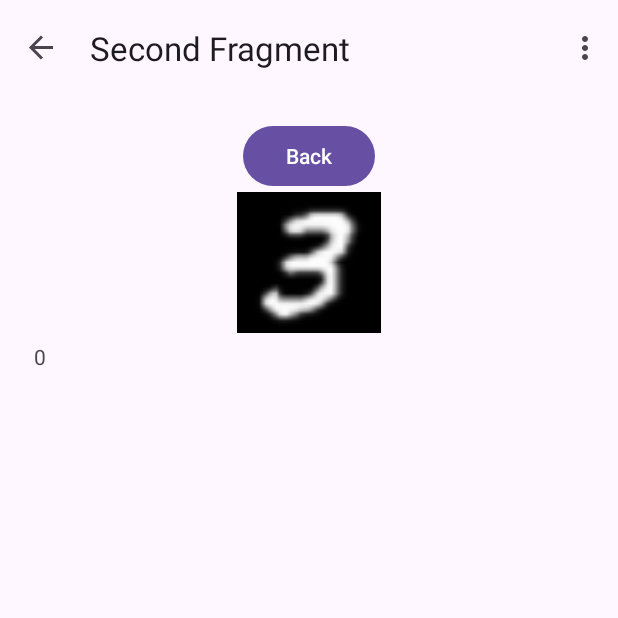
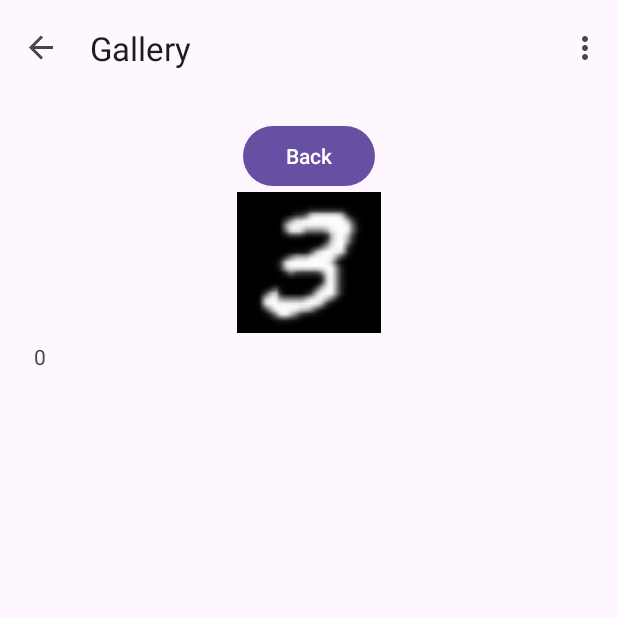
Before and after one commit to Wemzi/group-photo-optimizer, an Android app: the GalleryFragment screen opened through its navigation route, on a phone screen of 412 x 824 dp, the top half of it. Run offline under Robolectric (Android 15) with nearby library versions, the phone set to English and light mode, and no system bars; our stand-ins replace navigation-ui; libraries missing offline, so code that uses them is left out: org.tensorflow.lite; 2 statements that could not run were skipped.

Commit message:
refactor fragments

```diff
--- a/app/src/main/java/com/cxteam/groupphotooptimizer/SecondFragment.java
+++ b/app/src/main/java/com/cxteam/groupphotooptimizer/GalleryFragment.java
@@ -10,13 +10,13 @@ import androidx.annotation.NonNull;
 import androidx.fragment.app.Fragment;
 import androidx.navigation.fragment.NavHostFragment;
 
-import com.cxteam.groupphotooptimizer.databinding.FragmentSecondBinding;
+import com.cxteam.groupphotooptimizer.databinding.FragmentGalleryBinding;
 
 import java.io.IOException;
 
-public class SecondFragment extends Fragment {
+public class GalleryFragment extends Fragment {
 
-    private FragmentSecondBinding binding;
+    private FragmentGalleryBinding binding;
 
     @Override
     public View onCreateView(
@@ -24,7 +24,7 @@ public class SecondFragment extends Fragment {
             Bundle savedInstanceState
     ) {
 
-        binding = FragmentSecondBinding.inflate(inflater, container, false);
+        binding = FragmentGalleryBinding.inflate(inflater, container, false);
         return binding.getRoot();
 
     }
@@ -49,8 +49,8 @@ public class SecondFragment extends Fragment {
         } catch (IOException e) {
             throw new RuntimeException(e);
         }
-        binding.buttonSecond.setOnClickListener(view1 -> NavHostFragment.findNavController(SecondFragment.this)
-                .navigate(R.id.action_SecondFragment_to_FirstFragment));
+        binding.buttonSecond.setOnClickListener(view1 -> NavHostFragment.findNavController(GalleryFragment.this)
+                .navigate(R.id.action_GalleryFragment_to_MenuFragment));
     }
 
     @Override
--- a/app/src/main/java/com/cxteam/groupphotooptimizer/FirstFragment.java
+++ b/app/src/main/java/com/cxteam/groupphotooptimizer/MenuFragment.java
@@ -7,23 +7,23 @@ import android.view.ViewGroup;
 import androidx.annotation.NonNull;
 import androidx.fragment.app.Fragment;
 import androidx.navigation.fragment.NavHostFragment;
-import com.cxteam.groupphotooptimizer.databinding.FragmentFirstBinding;
+import com.cxteam.groupphotooptimizer.databinding.FragmentMenuBinding;
 
-public class FirstFragment extends Fragment {
-    private FragmentFirstBinding binding;
+public class MenuFragment extends Fragment {
+    private FragmentMenuBinding binding;
     @Override
     public View onCreateView(
             LayoutInflater inflater, ViewGroup container,
             Bundle savedInstanceState
     ) {
-        binding = FragmentFirstBinding.inflate(inflater, container, false);
+        binding = FragmentMenuBinding.inflate(inflater, container, false);
         return binding.getRoot();
     }
 
     public void onViewCreated(@NonNull View view, Bundle savedInstanceState) {
         super.onViewCreated(view, savedInstanceState);
-        binding.buttonFirst2.setOnClickListener(view1 -> NavHostFragment.findNavController(FirstFragment.this)
-                .navigate(R.id.action_FirstFragment_to_SecondFragment));
+        binding.buttonFirst2.setOnClickListener(view1 -> NavHostFragment.findNavController(MenuFragment.this)
+                .navigate(R.id.action_MenuFragment_to_GalleryFragment));
     }
 
     @Override
--- a/app/src/main/res/layout/activity_main.xml
+++ b/app/src/main/res/layout/activity_main.xml
@@ -19,10 +19,27 @@
 
     </com.google.android.material.appbar.AppBarLayout>
 
-    <include
-        layout="@layout/content_main"
-        android:layout_height="472dp" />
+    <androidx.constraintlayout.widget.ConstraintLayout xmlns:android="http://schemas.android.com/apk/res/android"
+        xmlns:app="http://schemas.android.com/apk/res-auto"
+        android:layout_width="match_parent"
+        android:layout_height="match_parent"
+        app:layout_behavior="@string/appbar_scrolling_view_behavior">
 
+        <fragment
+            android:id="@+id/nav_host_fragment_content_main"
+            android:name="androidx.navigation.fragment.NavHostFragment"
+            android:layout_width="0dp"
+            android:layout_height="0dp"
+            android:layout_marginBottom="24dp"
+            app:defaultNavHost="false"
+            app:layout_constraintBottom_toBottomOf="parent"
+            app:layout_constraintEnd_toEndOf="parent"
+            app:layout_constraintHorizontal_bias="0.51"
+            app:layout_constraintStart_toStartOf="parent"
+            app:layout_constraintTop_toTopOf="parent"
+            app:navGraph="@navigation/nav_graph" />
+
+    </androidx.constraintlayout.widget.ConstraintLayout>
 
 
 </androidx.coordinatorlayout.widget.CoordinatorLayout>
--- a/app/src/main/res/layout/content_main.xml
+++ /dev/null
@@ -1,21 +0,0 @@
-<?xml version="1.0" encoding="utf-8"?>
-<androidx.constraintlayout.widget.ConstraintLayout xmlns:android="http://schemas.android.com/apk/res/android"
-    xmlns:app="http://schemas.android.com/apk/res-auto"
-    android:layout_width="match_parent"
-    android:layout_height="match_parent"
-    app:layout_behavior="@string/appbar_scrolling_view_behavior">
-
-    <fragment
-        android:id="@+id/nav_host_fragment_content_main"
-        android:name="androidx.navigation.fragment.NavHostFragment"
-        android:layout_width="0dp"
-        android:layout_height="0dp"
-        android:layout_marginBottom="24dp"
-        app:defaultNavHost="false"
-        app:layout_constraintBottom_toBottomOf="parent"
-        app:layout_constraintEnd_toEndOf="parent"
-        app:layout_constraintHorizontal_bias="0.51"
-        app:layout_constraintStart_toStartOf="parent"
-        app:layout_constraintTop_toTopOf="parent"
-        app:navGraph="@navigation/nav_graph" />
-</androidx.constraintlayout.widget.ConstraintLayout>
--- a/app/src/main/res/layout/fragment_second.xml
+++ b/app/src/main/res/layout/fragment_gallery.xml
@@ -4,7 +4,7 @@
     xmlns:tools="http://schemas.android.com/tools"
     android:layout_width="match_parent"
     android:layout_height="match_parent"
-    tools:context=".SecondFragment">
+    tools:context=".GalleryFragment">
 
     <androidx.constraintlayout.widget.ConstraintLayout
         android:layout_width="match_parent"
@@ -26,7 +26,7 @@
             android:layout_width="357dp"
             android:layout_height="750dp"
             android:layout_marginTop="100dp"
-            android:text="@string/lorem_ipsum"
+            android:text=""
             app:layout_constraintBottom_toBottomOf="parent"
             app:layout_constraintEnd_toEndOf="parent"
             app:layout_constraintHorizontal_bias="0.301"
--- a/app/src/main/res/layout/fragment_first.xml
+++ b/app/src/main/res/layout/fragment_menu.xml
@@ -23,12 +23,6 @@
             app:layout_constraintStart_toStartOf="parent"
             app:layout_constraintTop_toTopOf="parent">
 
-            <TextView
-                android:id="@+id/textView"
-                android:layout_width="match_parent"
-                android:layout_height="64dp"
-                android:text="Group Photo Optimizer" />
-
             <LinearLayout
                 android:layout_width="match_parent"
                 android:layout_height="match_parent"
--- a/app/src/main/res/navigation/nav_graph.xml
+++ b/app/src/main/res/navigation/nav_graph.xml
@@ -3,26 +3,29 @@
     xmlns:app="http://schemas.android.com/apk/res-auto"
     xmlns:tools="http://schemas.android.com/tools"
     android:id="@+id/nav_graph"
-    app:startDestination="@id/FirstFragment">
+    app:startDestination="@id/MenuFragment">
 
     <fragment
-        android:id="@+id/FirstFragment"
-        android:name="com.cxteam.groupphotooptimizer.FirstFragment"
-        android:label="@string/first_fragment_label"
-        tools:layout="@layout/fragment_first">
+        android:id="@+id/MenuFragment"
+        android:name="com.cxteam.groupphotooptimizer.MenuFragment"
+        android:label="@string/menu_fragment_label"
+        tools:layout="@layout/fragment_menu">
 
         <action
-            android:id="@+id/action_FirstFragment_to_SecondFragment"
-            app:destination="@id/SecondFragment" />
+            android:id="@+id/action_MenuFragment_to_GalleryFragment"
+            app:destination="@id/GalleryFragment" />
     </fragment>
+
     <fragment
-        android:id="@+id/SecondFragment"
-        android:name="com.cxteam.groupphotooptimizer.SecondFragment"
-        android:label="@string/second_fragment_label"
-        tools:layout="@layout/fragment_second">
+        android:id="@+id/GalleryFragment"
+        android:name="com.cxteam.groupphotooptimizer.GalleryFragment"
+        android:label="@string/gallery_fragment_label"
+        tools:layout="@layout/fragment_gallery">
 
         <action
-            android:id="@+id/action_SecondFragment_to_FirstFragment"
-            app:destination="@id/FirstFragment" />
+            android:id="@+id/action_GalleryFragment_to_MenuFragment"
+            app:destination="@id/MenuFragment" />
     </fragment>
+
+
 </navigation>
--- a/app/src/main/res/values/strings.xml
+++ b/app/src/main/res/values/strings.xml
@@ -1,47 +1,13 @@
 <resources>
     <string name="app_name">GroupPhotoOptimizer</string>
     <string name="action_settings">Settings</string>
+
     <!-- Strings used for fragments for navigation -->
-    <string name="first_fragment_label">First Fragment</string>
-    <string name="second_fragment_label">Second Fragment</string>
+    <string name="menu_fragment_label">Group Photo Optimizer</string>
+    <string name="gallery_fragment_label">Gallery</string>
+
     <string name="next">Next</string>
     <string name="previous">Previous</string>
 
-    <string name="lorem_ipsum">
-        Lorem ipsum dolor sit amet, consectetur adipiscing elit. Nam in scelerisque sem. Mauris
-        volutpat, dolor id interdum ullamcorper, risus dolor egestas lectus, sit amet mattis purus
-        dui nec risus. Maecenas non sodales nisi, vel dictum dolor. Class aptent taciti sociosqu ad
-        litora torquent per conubia nostra, per inceptos himenaeos. Suspendisse blandit eleifend
-        diam, vel rutrum tellus vulputate quis. Aliquam eget libero aliquet, imperdiet nisl a,
-        ornare ex. Sed rhoncus est ut libero porta lobortis. Fusce in dictum tellus.\n\n
-        Suspendisse interdum ornare ante. Aliquam nec cursus lorem. Morbi id magna felis. Vivamus
-        egestas, est a condimentum egestas, turpis nisl iaculis ipsum, in dictum tellus dolor sed
-        neque. Morbi tellus erat, dapibus ut sem a, iaculis tincidunt dui. Interdum et malesuada
-        fames ac ante ipsum primis in faucibus. Curabitur et eros porttitor, ultricies urna vitae,
-        molestie nibh. Phasellus at commodo eros, non aliquet metus. Sed maximus nisl nec dolor
-        bibendum, vel congue leo egestas.\n\n
-        Sed interdum tortor nibh, in sagittis risus mollis quis. Curabitur mi odio, condimentum sit
-        amet auctor at, mollis non turpis. Nullam pretium libero vestibulum, finibus orci vel,
-        molestie quam. Fusce blandit tincidunt nulla, quis sollicitudin libero facilisis et. Integer
-        interdum nunc ligula, et fermentum metus hendrerit id. Vestibulum lectus felis, dictum at
-        lacinia sit amet, tristique id quam. Cras eu consequat dui. Suspendisse sodales nunc ligula,
-        in lobortis sem porta sed. Integer id ultrices magna, in luctus elit. Sed a pellentesque
-        est.\n\n
-        Aenean nunc velit, lacinia sed dolor sed, ultrices viverra nulla. Etiam a venenatis nibh.
-        Morbi laoreet, tortor sed facilisis varius, nibh orci rhoncus nulla, id elementum leo dui
-        non lorem. Nam mollis ipsum quis auctor varius. Quisque elementum eu libero sed commodo. In
-        eros nisl, imperdiet vel imperdiet et, scelerisque a mauris. Pellentesque varius ex nunc,
-        quis imperdiet eros placerat ac. Duis finibus orci et est auctor tincidunt. Sed non viverra
-        ipsum. Nunc quis augue egestas, cursus lorem at, molestie sem. Morbi a consectetur ipsum, a
-        placerat diam. Etiam vulputate dignissim convallis. Integer faucibus mauris sit amet finibus
-        convallis.\n\n
-        Phasellus in aliquet mi. Pellentesque habitant morbi tristique senectus et netus et
-        malesuada fames ac turpis egestas. In volutpat arcu ut felis sagittis, in finibus massa
-        gravida. Pellentesque id tellus orci. Integer dictum, lorem sed efficitur ullamcorper,
-        libero justo consectetur ipsum, in mollis nisl ex sed nisl. Donec maximus ullamcorper
-        sodales. Praesent bibendum rhoncus tellus nec feugiat. In a ornare nulla. Donec rhoncus
-        libero vel nunc consequat, quis tincidunt nisl eleifend. Cras bibendum enim a justo luctus
-        vestibulum. Fusce dictum libero quis erat maximus, vitae volutpat diam dignissim.
-    </string>
     <string name="machine_go_text">With pressing the play button, you can get the machine going.</string>
 </resources>
```
